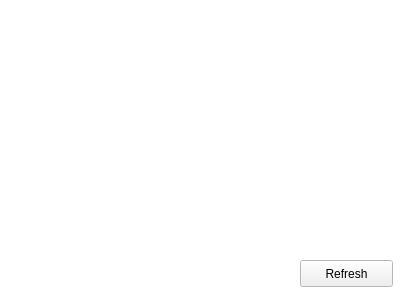
Old version of the form sapien190/trunk/source/Sandbox/Sapien/graph.ui in the repository kimbjerge/iirtsf10grp5.
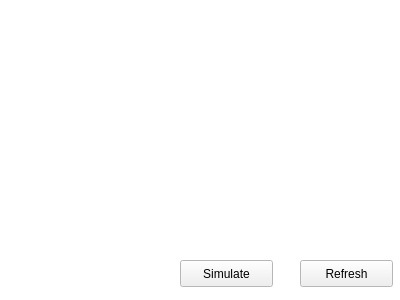
New version of the form.

Patch:
```diff
--- a/sapien190/trunk/source/Sandbox/Sapien/graph.ui
+++ b/sapien190/trunk/source/Sandbox/Sapien/graph.ui
@@ -90,6 +90,19 @@
     <string>Refresh</string>
    </property>
   </widget>
+  <widget class="QPushButton" name="simulate">
+   <property name="geometry">
+    <rect>
+     <x>180</x>
+     <y>260</y>
+     <width>93</width>
+     <height>27</height>
+    </rect>
+   </property>
+   <property name="text">
+    <string>Simulate</string>
+   </property>
+  </widget>
  </widget>
  <resources/>
  <connections/>
```
Left out of the diff: 3 changed lines with no effect on the pictures.
